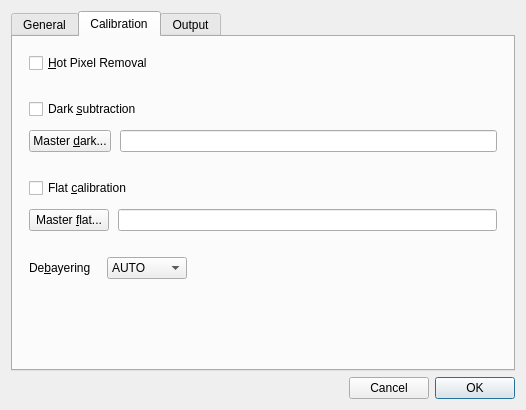
Before: the Qt Designer form src/als/ui/forms/prefs_ui.ui in deufrai/als, drawn with Qt 5.
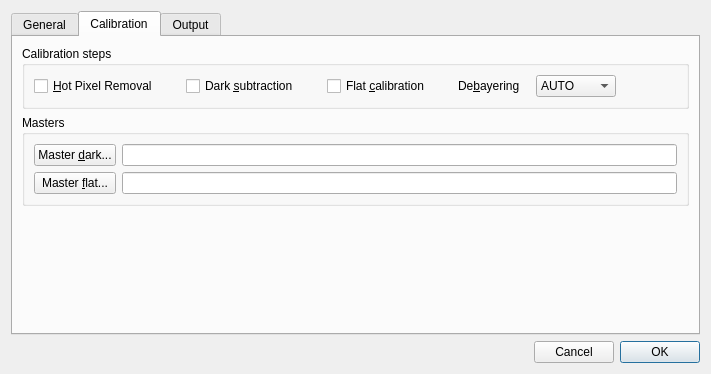
After: the same form once the commit is applied. The open tabs and pages were chosen to show the change.

Commit message: review calibration prefs

What changed in the file:
```diff
--- a/src/als/ui/forms/prefs_ui.ui
+++ b/src/als/ui/forms/prefs_ui.ui
@@ -6,8 +6,8 @@
    <rect>
     <x>0</x>
     <y>0</y>
-    <width>526</width>
-    <height>410</height>
+    <width>711</width>
+    <height>374</height>
    </rect>
   </property>
   <property name="minimumSize">
@@ -32,13 +32,13 @@
       <enum>QTabWidget::Rounded</enum>
      </property>
      <property name="currentIndex">
-      <number>0</number>
+      <number>1</number>
      </property>
      <widget class="QWidget" name="generalTab">
       <attribute name="title">
        <string>General</string>
       </attribute>
-      <layout class="QVBoxLayout" name="verticalLayout_4">
+      <layout class="QVBoxLayout" name="verticalLayout_7">
        <item>
         <widget class="QGroupBox" name="scannerBox">
          <property name="title">
@@ -187,24 +187,16 @@
         </widget>
        </item>
        <item>
+        <layout class="QHBoxLayout" name="horizontalLayout_8">
+         <property name="spacing">
+          <number>12</number>
+         </property>
+         <item>
         <widget class="QGroupBox" name="groupBox_8">
          <property name="title">
           <string>Network</string>
          </property>
-         <layout class="QHBoxLayout" name="horizontalLayout_9">
-          <item>
-           <widget class="QCheckBox" name="chk_updates_on_startup">
-            <property name="minimumSize">
-             <size>
-              <width>0</width>
-              <height>25</height>
-             </size>
-            </property>
-            <property name="text">
-             <string>&amp;Check for updates on startup</string>
-            </property>
-           </widget>
-          </item>
+           <layout class="QVBoxLayout" name="verticalLayout_4">
           <item>
            <widget class="QCheckBox" name="chk_stats">
             <property name="minimumSize">
@@ -217,7 +209,20 @@
              <string>Send &amp;usage statistics on startup</string>
             </property>
             <property name="checked">
-             <bool>true</bool>
+               <bool>false</bool>
+              </property>
+             </widget>
+            </item>
+            <item>
+             <widget class="QCheckBox" name="chk_updates_on_startup">
+              <property name="minimumSize">
+               <size>
+                <width>0</width>
+                <height>25</height>
+               </size>
+              </property>
+              <property name="text">
+               <string>&amp;Check for updates on startup</string>
             </property>
            </widget>
           </item>
@@ -229,7 +234,7 @@
          <property name="title">
           <string>Core - restart needed</string>
          </property>
-         <layout class="QHBoxLayout" name="horizontalLayout_8">
+           <layout class="QVBoxLayout" name="verticalLayout_5">
           <property name="spacing">
            <number>2</number>
           </property>
@@ -303,21 +308,10 @@
             </property>
            </widget>
           </item>
-          <item>
-           <spacer name="horizontalSpacer_8">
-            <property name="orientation">
-             <enum>Qt::Horizontal</enum>
-            </property>
-            <property name="sizeHint" stdset="0">
-             <size>
-              <width>40</width>
-              <height>20</height>
-             </size>
-            </property>
-           </spacer>
-          </item>
-         </layout>
-        </widget>
+           </layout>
+          </widget>
+         </item>
+        </layout>
        </item>
        <item>
         <spacer name="verticalSpacer_3">
@@ -338,21 +332,20 @@
       <attribute name="title">
        <string>Calibration</string>
       </attribute>
-      <layout class="QVBoxLayout" name="verticalLayout_11">
+      <layout class="QVBoxLayout" name="verticalLayout_9">
+       <item>
+        <widget class="QGroupBox" name="groupBox_3">
+         <property name="title">
+          <string>Calibration steps</string>
+         </property>
+         <layout class="QVBoxLayout" name="verticalLayout_3">
        <property name="spacing">
-        <number>26</number>
-       </property>
-       <property name="leftMargin">
-        <number>16</number>
-       </property>
-       <property name="topMargin">
-        <number>16</number>
-       </property>
-       <property name="rightMargin">
-        <number>16</number>
-       </property>
-       <property name="bottomMargin">
-        <number>16</number>
+           <number>6</number>
+          </property>
+          <item>
+           <layout class="QHBoxLayout" name="horizontalLayout_9">
+            <property name="spacing">
+             <number>28</number>
        </property>
        <item>
         <widget class="QCheckBox" name="chk_use_hpr">
@@ -362,11 +355,6 @@
         </widget>
        </item>
        <item>
-        <layout class="QVBoxLayout" name="verticalLayout_3">
-         <property name="spacing">
-          <number>11</number>
-         </property>
-         <item>
           <widget class="QCheckBox" name="chk_use_dark">
            <property name="font">
             <font>
@@ -379,46 +367,6 @@
           </widget>
          </item>
          <item>
-          <layout class="QHBoxLayout" name="horizontalLayout_7">
-           <property name="spacing">
-            <number>9</number>
-           </property>
-           <item>
-            <widget class="QPushButton" name="btn_browse_dark">
-             <property name="text">
-              <string>Master &amp;dark...</string>
-             </property>
-            </widget>
-           </item>
-           <item>
-            <widget class="QLineEdit" name="ln_master_dark_path">
-             <property name="minimumSize">
-              <size>
-               <width>200</width>
-               <height>0</height>
-              </size>
-             </property>
-             <property name="toolTip">
-              <string notr="true"/>
-             </property>
-             <property name="echoMode">
-              <enum>QLineEdit::Normal</enum>
-             </property>
-             <property name="readOnly">
-              <bool>true</bool>
-             </property>
-            </widget>
-           </item>
-          </layout>
-         </item>
-        </layout>
-       </item>
-       <item>
-        <layout class="QVBoxLayout" name="verticalLayout_10">
-         <property name="spacing">
-          <number>11</number>
-         </property>
-         <item>
           <widget class="QCheckBox" name="chk_use_flat">
            <property name="text">
             <string>Flat &amp;calibration</string>
@@ -426,38 +374,6 @@
           </widget>
          </item>
          <item>
-          <layout class="QHBoxLayout" name="horizontalLayout_6">
-           <property name="spacing">
-            <number>9</number>
-           </property>
-           <item>
-            <widget class="QPushButton" name="btn_browse_flat">
-             <property name="text">
-              <string>Master &amp;flat...</string>
-             </property>
-            </widget>
-           </item>
-           <item>
-            <widget class="QLineEdit" name="ln_master_flat_path">
-             <property name="minimumSize">
-              <size>
-               <width>200</width>
-               <height>0</height>
-              </size>
-             </property>
-             <property name="toolTip">
-              <string notr="true"/>
-             </property>
-             <property name="readOnly">
-              <bool>true</bool>
-             </property>
-            </widget>
-           </item>
-          </layout>
-         </item>
-        </layout>
-       </item>
-       <item>
         <layout class="QHBoxLayout" name="horizontalLayout_4">
          <property name="spacing">
           <number>16</number>
@@ -521,6 +437,73 @@
           </spacer>
          </item>
         </layout>
+            </item>
+           </layout>
+          </item>
+         </layout>
+        </widget>
+       </item>
+       <item>
+        <widget class="QGroupBox" name="groupBox_4">
+         <property name="title">
+          <string>Masters</string>
+         </property>
+         <layout class="QVBoxLayout" name="verticalLayout_8">
+          <item>
+           <layout class="QGridLayout" name="gridLayout_3">
+            <item row="1" column="1">
+             <widget class="QLineEdit" name="ln_master_flat_path">
+              <property name="minimumSize">
+               <size>
+                <width>200</width>
+                <height>0</height>
+               </size>
+              </property>
+              <property name="toolTip">
+               <string notr="true"/>
+              </property>
+              <property name="readOnly">
+               <bool>true</bool>
+              </property>
+             </widget>
+            </item>
+            <item row="0" column="1">
+             <widget class="QLineEdit" name="ln_master_dark_path">
+              <property name="minimumSize">
+               <size>
+                <width>200</width>
+                <height>0</height>
+               </size>
+              </property>
+              <property name="toolTip">
+               <string notr="true"/>
+              </property>
+              <property name="echoMode">
+               <enum>QLineEdit::Normal</enum>
+              </property>
+              <property name="readOnly">
+               <bool>true</bool>
+              </property>
+             </widget>
+            </item>
+            <item row="1" column="0">
+             <widget class="QPushButton" name="btn_browse_flat">
+              <property name="text">
+               <string>Master &amp;flat...</string>
+              </property>
+             </widget>
+            </item>
+            <item row="0" column="0">
+             <widget class="QPushButton" name="btn_browse_dark">
+              <property name="text">
+               <string>Master &amp;dark...</string>
+              </property>
+             </widget>
+            </item>
+           </layout>
+          </item>
+         </layout>
+        </widget>
        </item>
        <item>
         <spacer name="verticalSpacer_2">
```
Lines whose indentation alone changed are shown as unchanged.
